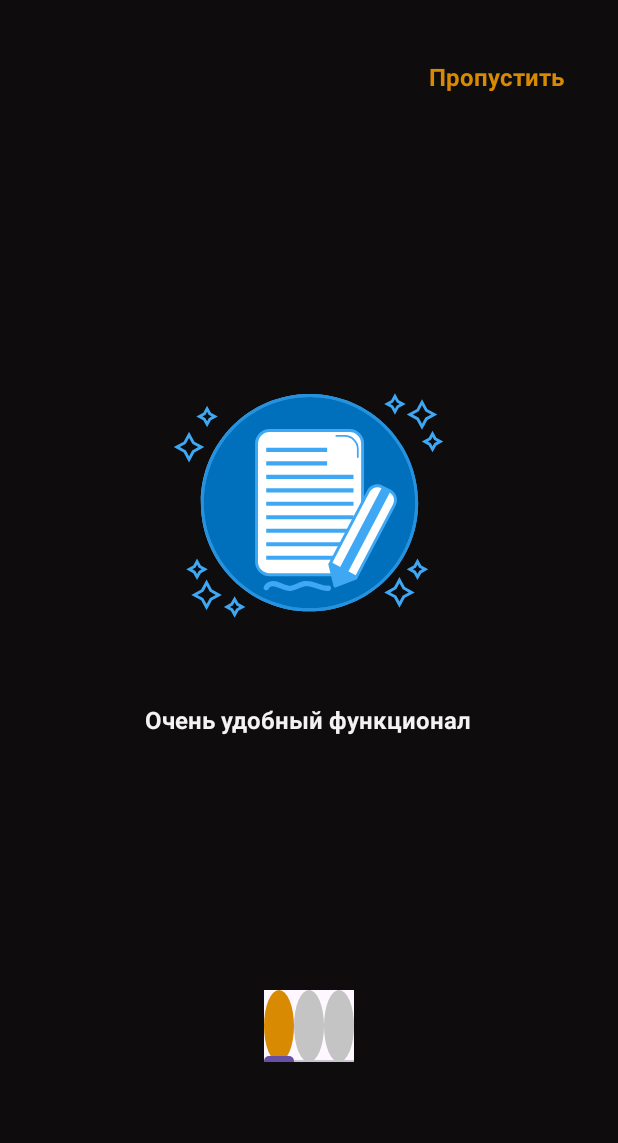
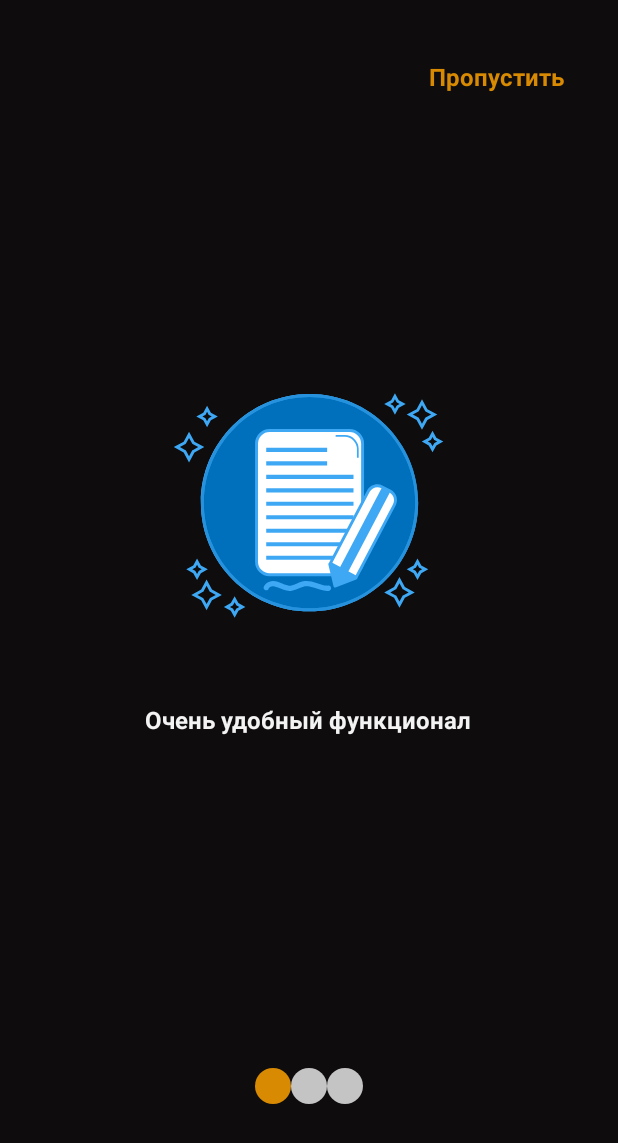
Before and after one commit to zkalmamatov/NoteApp, an Android app: the screen it shows after launch (MainActivity), on a phone screen of 412 x 824 dp. Shown: the top 1143 px of the screen. Run offline under Robolectric (Android 15) with nearby library versions, the phone set to English and light mode, and no system bars.

Commit message:
ДЗ_02 +

```diff
--- a/app/build.gradle.kts
+++ b/app/build.gradle.kts
@@ -16,6 +16,10 @@ android {
         versionName = "1.0"
 
         testInstrumentationRunner = "androidx.test.runner.AndroidJUnitRunner"
+    }
+
+    buildFeatures {
+        viewBinding = true
     }
 
     buildFeatures {
--- a/app/src/main/java/kg/example/noteapp/ui/fragments/onboard/OnBoardFragment.kt
+++ b/app/src/main/java/kg/example/noteapp/ui/fragments/onboard/OnBoardFragment.kt
@@ -42,6 +42,7 @@ class OnBoardFragment : Fragment() {
         TabLayoutMediator(binding.tabLayout, binding.viewpager2) { tab, position ->
 
         }.attach()
+
     }
 
     private fun setupListeners() = with(binding.viewpager2) {
--- a/app/src/main/res/drawable/dot_active.xml
+++ b/app/src/main/res/drawable/dot_active.xml
@@ -1,11 +1,7 @@
 <?xml version="1.0" encoding="utf-8"?>
 <shape xmlns:android="http://schemas.android.com/apk/res/android"
-    android:shape="oval"
-    android:dither="true"
-    android:useLevel="true"
-    >
+    android:shape="oval">
 
     <solid android:color="@color/orange"/>
-    <corners android:radius="4dp"/>
-    <size android:width="8dp" android:height="8dp"/>
+    <size android:width="12dp" android:height="12dp"/>
 </shape>
--- a/app/src/main/res/drawable/dot_inactive.xml
+++ b/app/src/main/res/drawable/dot_inactive.xml
@@ -1,10 +1,7 @@
 <?xml version="1.0" encoding="utf-8"?>
 <shape xmlns:android="http://schemas.android.com/apk/res/android"
-    android:shape="oval"
-    android:dither="true"
-    android:useLevel="true">
+    android:shape="oval">
 
     <solid android:color="@color/grey_light"/>
-    <corners android:radius="8dp"/>
-    <size android:width="8dp" android:height="8dp"/>
+    <size android:width="12dp" android:height="12dp"/>
 </shape>
--- a/app/src/main/res/drawable/ripple_effect.xml
+++ b/app/src/main/res/drawable/ripple_effect.xml
@@ -3,13 +3,13 @@
     android:color="?attr/colorControlHighlight">
 
     <item android:id="@android:id/mask">
-        <shape android:shape="rectangle">
+        <shape android:shape="oval">
             <solid android:color="@color/ripple_color" />
         </shape>
     </item>
 
     <item>
-        <shape android:shape="rectangle">
+        <shape android:shape="oval">
             <solid android:color="@android:color/transparent"/>
         </shape>
     </item>
--- a/app/src/main/res/layout/fragment_on_board.xml
+++ b/app/src/main/res/layout/fragment_on_board.xml
@@ -43,14 +43,10 @@
         android:id="@+id/tab_layout"
         style="@style/TabLayoutDots"
         android:layout_width="wrap_content"
-        android:layout_height="wrap_content"
-        android:layout_gravity="center"
-        android:layout_marginTop="272dp"
-        app:tabGravity="center"
-        app:tabPaddingEnd="6dp"
-        android:paddingEnd="6dp"
-        app:tabIndicatorHeight="4dp"
-        app:tabMode="fixed" />
+        android:layout_height="24dp"
+        android:layout_gravity="bottom|center"
+        android:layout_marginBottom="88dp"
+        android:background="@color/transparent" />
 
 
 </FrameLayout>
--- a/app/src/main/res/values-night/themes.xml
+++ b/app/src/main/res/values-night/themes.xml
@@ -1,6 +1,6 @@
 <resources xmlns:tools="http://schemas.android.com/tools">
     <!-- Base application theme. -->
-    <style name="Base.Theme.NoteApp" parent="Theme.Material3.DayNight.NoActionBar">
+    <style name="Base.Theme.NoteApp" parent="Theme.MaterialComponents.DayNight.NoActionBar">
         <!-- Customize your dark theme here. -->
         <!-- <item name="colorPrimary">@color/my_dark_primary</item> -->
     </style>
--- a/app/src/main/res/values/style.xml
+++ b/app/src/main/res/values/style.xml
@@ -1,15 +1,13 @@
 <?xml version="1.0" encoding="utf-8"?>
 <resources>
-    <style name="TabLayoutDotStyle">
+    <style name="TabLayoutDots">
         <item name="tabIndicatorHeight">0dp</item>
-        <item name="tabIndicatorColor">@color/transparent</item>
-        <item name="tabTextColor">@color/transparent</item>
-    </style>
-
-    <style name="TabLayoutDots">
         <item name="tabBackground">@drawable/tab_bg_dot</item>
         <item name="tabGravity">center</item>
         <item name="tabMode">fixed</item>
+
+
+
     </style>
 
 
--- a/app/src/main/res/values/themes.xml
+++ b/app/src/main/res/values/themes.xml
@@ -1,6 +1,6 @@
 <resources xmlns:tools="http://schemas.android.com/tools">
     <!-- Base application theme. -->
-    <style name="Base.Theme.NoteApp" parent="Theme.Material3.DayNight.NoActionBar">
+    <style name="Base.Theme.NoteApp" parent="Theme.MaterialComponents.DayNight.NoActionBar">
         <!-- Customize your light theme here. -->
         <!-- <item name="colorPrimary">@color/my_light_primary</item> -->
     </style>
```
